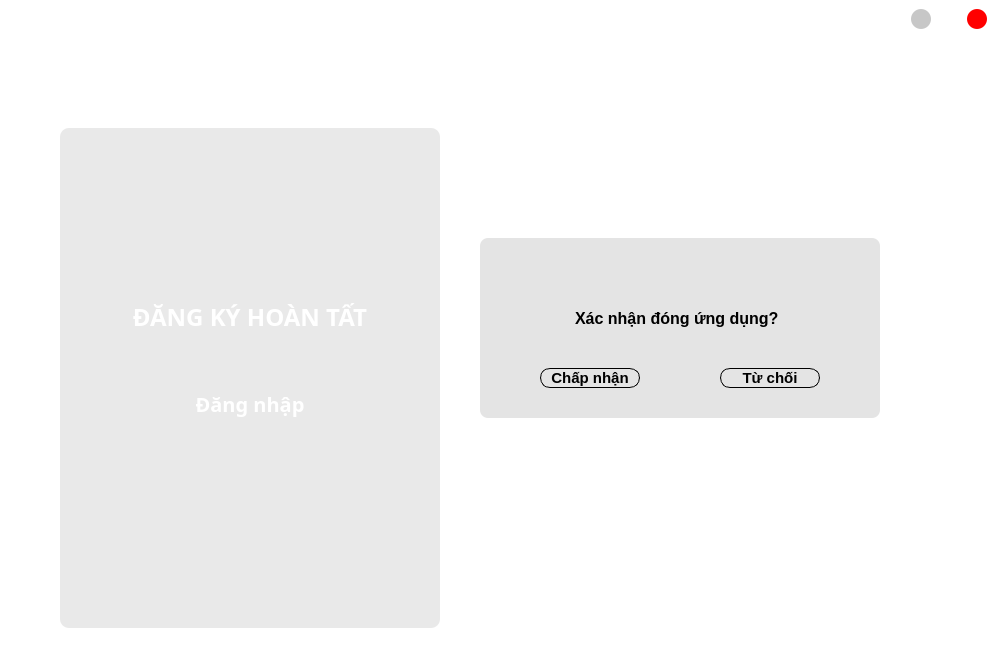
The window that UI_Files/Login_gui.ui (hoangm960/Astraea) describes before a commit, drawn with Qt 5.
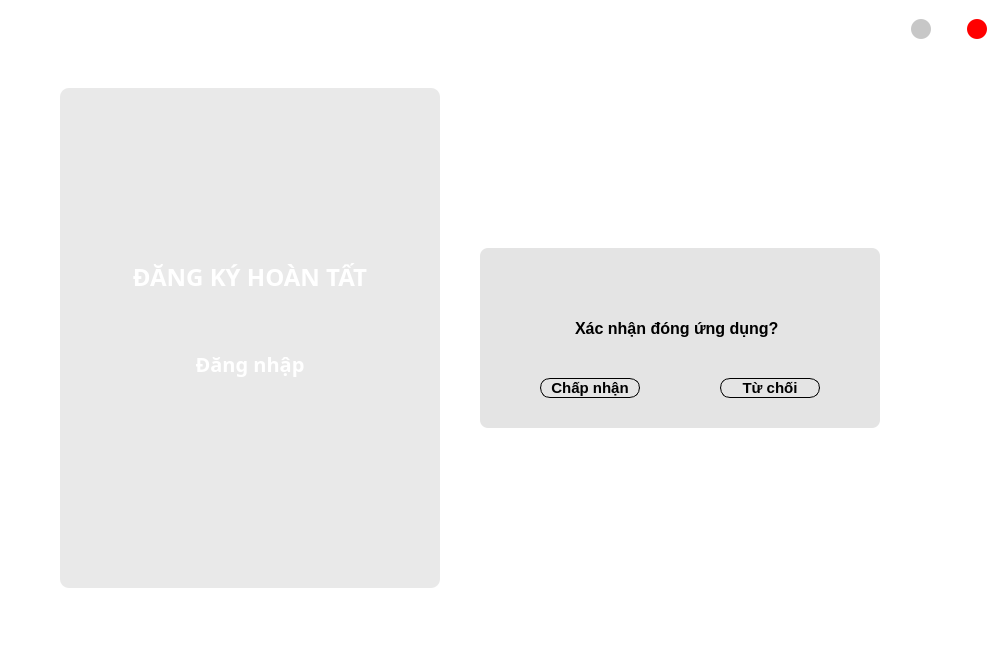
The same window after the commit. The open tabs and pages were chosen to show the change. Icons and pictures are not drawn.

The edit to the form file:
```diff
--- a/UI_Files/Login_gui.ui
+++ b/UI_Files/Login_gui.ui
@@ -11,7 +11,7 @@
    </rect>
   </property>
   <property name="sizePolicy">
-   <sizepolicy hsizetype="Expanding" vsizetype="Expanding">
+   <sizepolicy hsizetype="Preferred" vsizetype="Preferred">
     <horstretch>0</horstretch>
     <verstretch>0</verstretch>
    </sizepolicy>
@@ -24,8 +24,8 @@
   </property>
   <property name="maximumSize">
    <size>
-    <width>1000</width>
-    <height>700</height>
+    <width>16777215</width>
+    <height>16777215</height>
    </size>
   </property>
   <property name="font">
@@ -118,7 +118,7 @@
          <number>0</number>
         </property>
         <property name="topMargin">
-         <number>0</number>
+         <number>10</number>
         </property>
         <property name="rightMargin">
          <number>0</number>
@@ -417,7 +417,7 @@
         <property name="geometry">
          <rect>
           <x>60</x>
-          <y>90</y>
+          <y>40</y>
           <width>380</width>
           <height>500</height>
          </rect>
@@ -438,21 +438,15 @@
         <property name="frameShadow">
          <enum>QFrame::Raised</enum>
         </property>
-        <layout class="QGridLayout" name="gridLayout">
-         <property name="leftMargin">
-          <number>0</number>
-         </property>
-         <property name="topMargin">
-          <number>0</number>
-         </property>
-         <property name="rightMargin">
-          <number>0</number>
-         </property>
-         <property name="bottomMargin">
-          <number>0</number>
-         </property>
-         <item row="0" column="0">
           <widget class="QStackedWidget" name="stacked_widget">
+         <property name="geometry">
+          <rect>
+           <x>0</x>
+           <y>0</y>
+           <width>380</width>
+           <height>500</height>
+          </rect>
+         </property>
            <property name="minimumSize">
             <size>
              <width>380</width>
@@ -2302,8 +2296,6 @@
             </layout>
            </widget>
           </widget>
-         </item>
-        </layout>
        </widget>
        <zorder>frame_4</zorder>
        <zorder>OkCancelFrame</zorder>
```
Left out of the diff: 92 changed lines with no effect on the pictures. Lines whose indentation alone changed are shown as unchanged.
